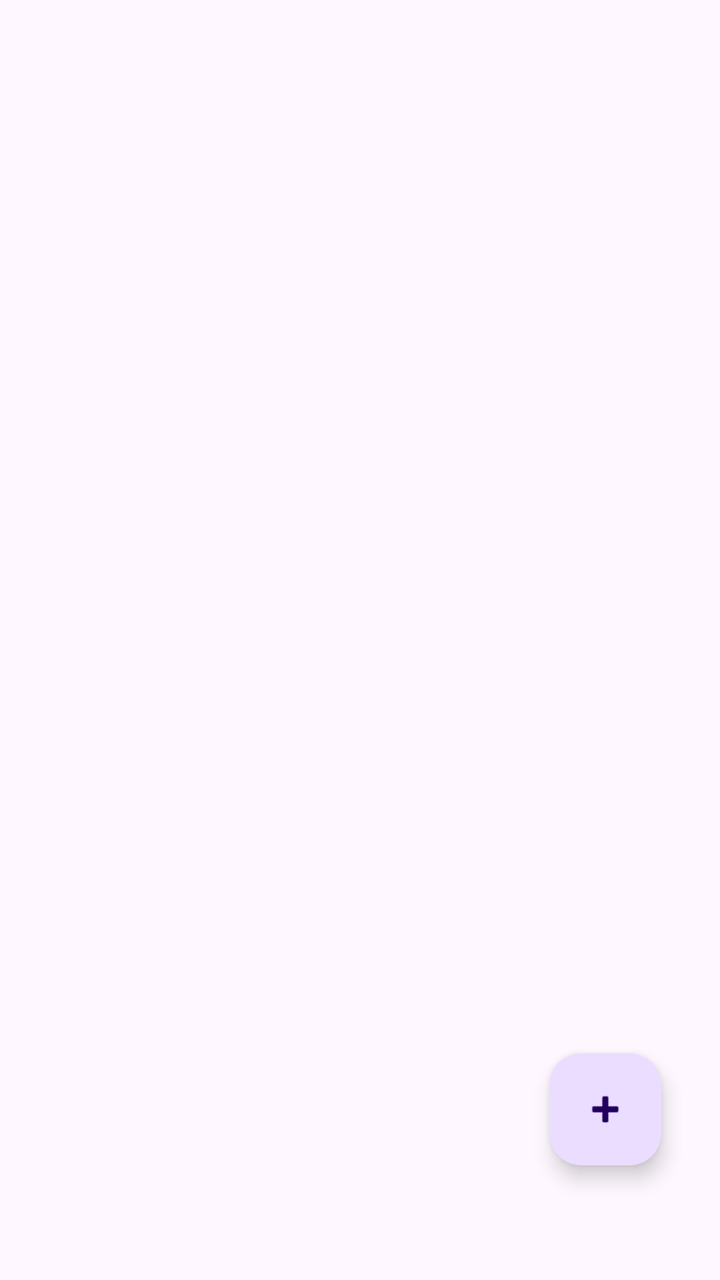
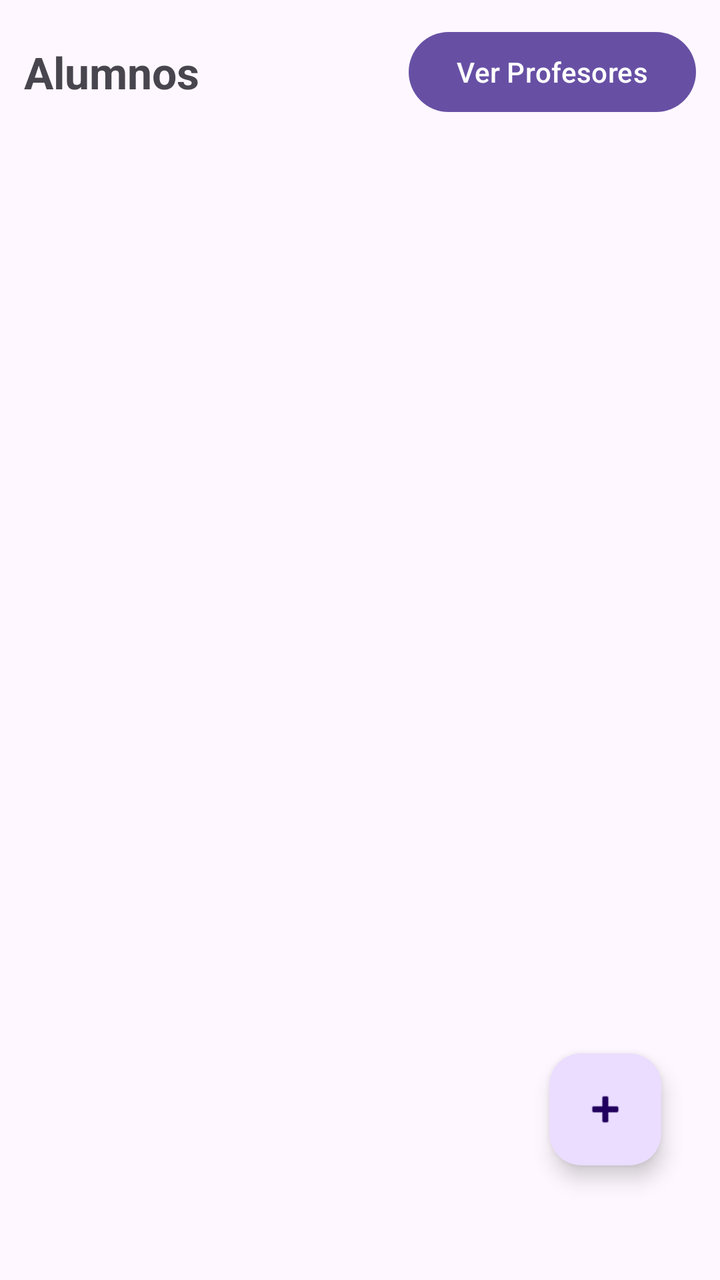

An Android layout rendered at two revisions. The XML below is the earlier revision; the diff shows what the commit changed to produce the second picture.
<!-- AndroidManifest.xml: application theme Theme.RetrofitCrudApp -->
<!-- res/layout/activity_main.xml -->
<?xml version="1.0" encoding="utf-8"?>
<androidx.constraintlayout.widget.ConstraintLayout xmlns:android="http://schemas.android.com/apk/res/android"
    xmlns:app="http://schemas.android.com/apk/res-auto"
    xmlns:tools="http://schemas.android.com/tools"
    android:id="@+id/main"
    android:layout_width="match_parent"
    android:layout_height="match_parent"
    tools:context=".MainActivity">

    <com.google.android.material.floatingactionbutton.FloatingActionButton
        android:id="@+id/fab_agregar"
        android:layout_width="wrap_content"
        android:layout_height="wrap_content"
        android:layout_gravity="bottom|end"
        android:clickable="true"
        android:contentDescription="TODO"
        app:fabSize="normal"
        app:layout_constraintBottom_toBottomOf="parent"
        app:layout_constraintEnd_toEndOf="parent"
        app:layout_constraintHorizontal_bias="0.904"
        app:layout_constraintStart_toStartOf="parent"
        app:layout_constraintTop_toTopOf="parent"
        app:layout_constraintVertical_bias="0.902"
        app:srcCompat="@android:drawable/ic_input_add"
        tools:ignore="MissingConstraints" />

    <androidx.recyclerview.widget.RecyclerView
        android:id="@+id/recyclerView"
        android:layout_width="400dp"
        android:layout_height="match_parent"
        app:layoutManager="androidx.recyclerview.widget.LinearLayoutManager"
        app:layout_constraintBottom_toBottomOf="parent"
        app:layout_constraintEnd_toEndOf="parent"
        app:layout_constraintHorizontal_bias="0.0"
        app:layout_constraintStart_toStartOf="parent"
        app:layout_constraintTop_toTopOf="parent"
        app:layout_constraintVertical_bias="0.0" />

</androidx.constraintlayout.widget.ConstraintLayout>
<!-- resources referenced by this layout -->
<resources>
  <style name="Theme.RetrofitCrudApp" parent="Base.Theme.RetrofitCrudApp" />
  <style name="Base.Theme.RetrofitCrudApp" parent="Theme.Material3.DayNight.NoActionBar">
          
          
      </style>
</resources>

<!-- the commit's change to res/layout/activity_main.xml (unified diff, before → after) -->
@@ -6,6 +6,32 @@
     android:layout_width="match_parent"
     android:layout_height="match_parent"
     tools:context=".MainActivity">
+
+    <LinearLayout
+        android:id="@+id/headerAlumno"
+        android:layout_width="0dp"
+        android:layout_height="wrap_content"
+        android:orientation="horizontal"
+        android:gravity="center_vertical"
+        android:padding="12dp"
+        app:layout_constraintTop_toTopOf="parent"
+        app:layout_constraintStart_toStartOf="parent"
+        app:layout_constraintEnd_toEndOf="parent">
+
+        <TextView
+            android:layout_width="0dp"
+            android:layout_height="wrap_content"
+            android:layout_weight="1"
+            android:text="Alumnos"
+            android:textSize="22sp"
+            android:textStyle="bold" />
+
+        <Button
+            android:id="@+id/btnIrProfesores"
+            android:layout_width="wrap_content"
+            android:layout_height="wrap_content"
+            android:text="Ver Profesores" />
+    </LinearLayout>
 
     <com.google.android.material.floatingactionbutton.FloatingActionButton
         android:id="@+id/fab_agregar"
@@ -26,14 +52,12 @@
 
     <androidx.recyclerview.widget.RecyclerView
         android:id="@+id/recyclerView"
-        android:layout_width="400dp"
-        android:layout_height="match_parent"
+        android:layout_width="0dp"
+        android:layout_height="0dp"
         app:layoutManager="androidx.recyclerview.widget.LinearLayoutManager"
         app:layout_constraintBottom_toBottomOf="parent"
         app:layout_constraintEnd_toEndOf="parent"
-        app:layout_constraintHorizontal_bias="0.0"
         app:layout_constraintStart_toStartOf="parent"
-        app:layout_constraintTop_toTopOf="parent"
-        app:layout_constraintVertical_bias="0.0" />
+        app:layout_constraintTop_toBottomOf="@id/headerAlumno" />
 
 </androidx.constraintlayout.widget.ConstraintLayout>
